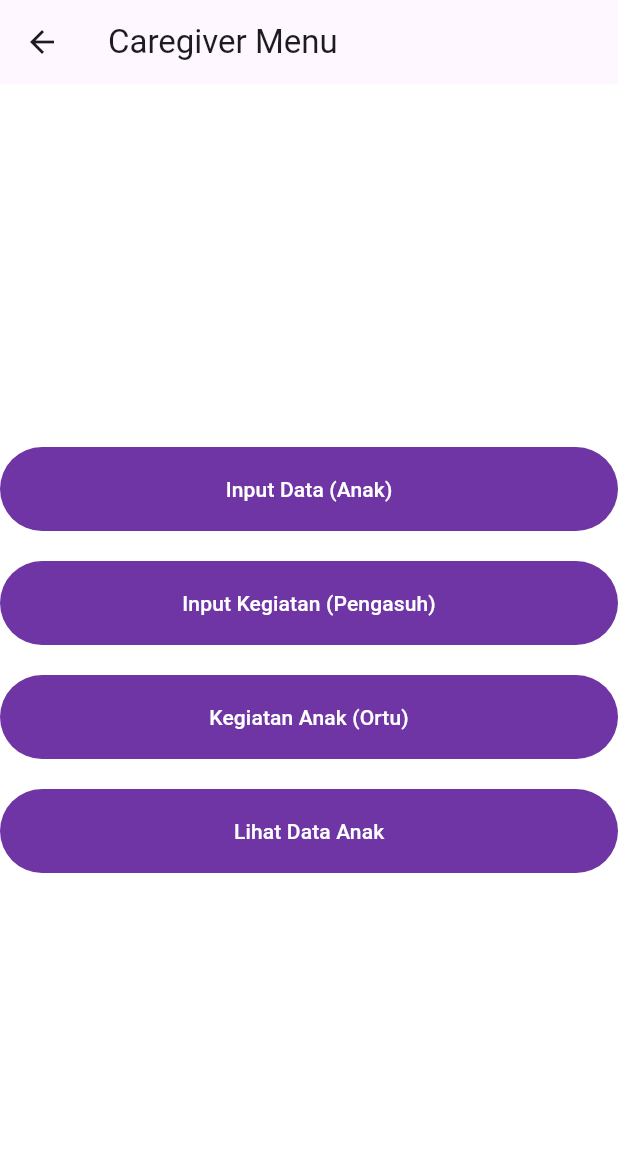
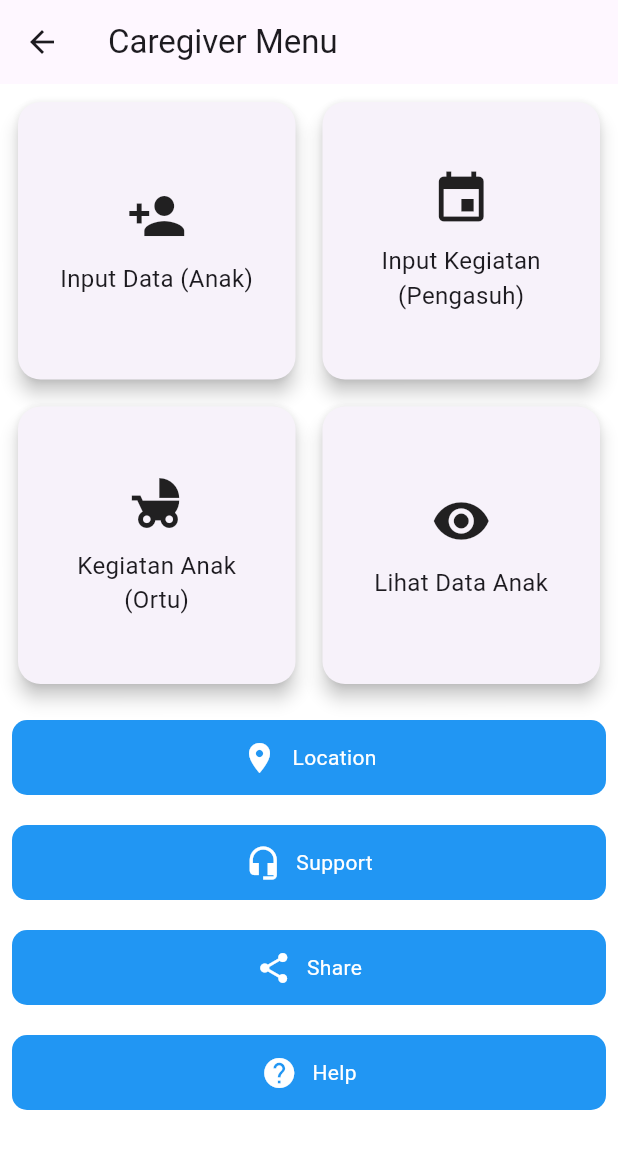
Before and after one commit to KhoirulHusein/daycare, a Flutter app: the CaregiverScreen screen opened directly, on a phone screen of 412 x 824 dp. Shown: the top 1149 px of the screen. Run offline on Flutter 3.47's test engine with Material 3 defaults, Android fonts, the phone set to English and light mode, and no system bars; our stand-ins replace flutter_svg, shared_preferences; accounts and stored records are empty.

Commit message:
feature: creat new menu

```diff
--- a/analysis_options.yaml
+++ b/analysis_options.yaml
@@ -7,6 +7,9 @@
 
 # The following line activates a set of recommended lints for Flutter apps,
 # packages, and plugins designed to encourage good coding practices.
+analyzer:
+  errors:
+    unused_field: ignore
 include: package:flutter_lints/flutter.yaml
 
 linter:
--- a/lib/Menu/menu_caregiver_screen.dart
+++ b/lib/Menu/menu_caregiver_screen.dart
@@ -1,15 +1,32 @@
 // ignore_for_file: library_private_types_in_public_api
 
+import 'package:flutter/material.dart';
+import 'package:shared_preferences/shared_preferences.dart';
+import 'package:daycare_app/models/form_data.dart';
 import 'package:daycare_app/Menu/components/InputData/input_activity_screen.dart';
 import 'package:daycare_app/Menu/components/InputData/input_child_screen.dart';
 import 'package:daycare_app/Menu/components/ScreensData/display_child_activity_screen.dart';
 import 'package:daycare_app/Menu/components/ScreensData/display_child_data_screen.dart';
-import 'package:flutter/material.dart';
-import 'package:shared_preferences/shared_preferences.dart';
-import 'package:daycare_app/models/form_data.dart';
+
+void main() {
+  runApp(MyApp());
+}
+
+class MyApp extends StatelessWidget {
+  @override
+  Widget build(BuildContext context) {
+    return MaterialApp(
+      title: 'Caregiver App',
+      theme: ThemeData(
+        primarySwatch: Colors.blue,
+      ),
+      home: CaregiverScreen(),
+    );
+  }
+}
 
 class CaregiverScreen extends StatefulWidget {
-  const CaregiverScreen({super.key});
+  const CaregiverScreen({Key? key}) : super(key: key);
 
   @override
   _CaregiverScreenState createState() => _CaregiverScreenState();
@@ -63,11 +80,22 @@ class _CaregiverScreenState extends State<CaregiverScreen> {
       appBar: AppBar(
         title: const Text('Caregiver Menu'),
       ),
-      body: Center(
+      body: SingleChildScrollView(
+        child: Padding(
+          padding: const EdgeInsets.all(8.0),
           child: Column(
-          mainAxisAlignment: MainAxisAlignment.center,
+            crossAxisAlignment: CrossAxisAlignment.stretch,
             children: [
-            ElevatedButton(
+              GridView.count(
+                crossAxisCount: 2,
+                crossAxisSpacing: 10,
+                mainAxisSpacing: 10,
+                shrinkWrap: true,
+                physics: NeverScrollableScrollPhysics(),
+                children: [
+                  _buildCard(
+                    title: 'Input Data (Anak)',
+                    icon: Icons.person_add,
                     onPressed: () async {
                       final formData = await Navigator.push(
                         context,
@@ -81,10 +109,10 @@ class _CaregiverScreenState extends State<CaregiverScreen> {
                         await _saveChildDataLocally(formData);
                       }
                     },
-              child: const Text('Input Data (Anak)'),
                   ),
-            const SizedBox(height: 20),
-            ElevatedButton(
+                  _buildCard(
+                    title: 'Input Kegiatan (Pengasuh)',
+                    icon: Icons.event,
                     onPressed: () async {
                       final result = await Navigator.push(
                         context,
@@ -96,10 +124,10 @@ class _CaregiverScreenState extends State<CaregiverScreen> {
                         });
                       }
                     },
-              child: const Text('Input Kegiatan (Pengasuh)'),
                   ),
-            const SizedBox(height: 20),
-            ElevatedButton(
+                  _buildCard(
+                    title: 'Kegiatan Anak (Ortu)',
+                    icon: Icons.child_friendly,
                     onPressed: () {
                       Navigator.push(
                         context,
@@ -111,10 +139,10 @@ class _CaregiverScreenState extends State<CaregiverScreen> {
                         ),
                       );
                     },
-              child: const Text('Kegiatan Anak (Ortu)'),
                   ),
-            const SizedBox(height: 20),
-            ElevatedButton(
+                  _buildCard(
+                    title: 'Lihat Data Anak',
+                    icon: Icons.visibility,
                     onPressed: () {
                       if (_isChildDataSubmitted) {
                         Navigator.push(
@@ -138,11 +166,101 @@ class _CaregiverScreenState extends State<CaregiverScreen> {
                         );
                       }
                     },
-              child: const Text('Lihat Data Anak'),
+                  ),
+                ],
+              ),
+              SizedBox(height: 20),
+              _buildButton(
+                title: 'Location',
+                icon: Icons.location_on,
+                onPressed: () {
+                  // Implementasi aksi ketika tombol Location ditekan
+                },
+              ),
+              SizedBox(height: 20),
+              _buildButton(
+                title: 'Support',
+                icon: Icons.headset_mic,
+                onPressed: () {
+                  // Implementasi aksi ketika tombol Support ditekan
+                },
+              ),
+              SizedBox(height: 20),
+              _buildButton(
+                title: 'Share',
+                icon: Icons.share,
+                onPressed: () {
+                  // Implementasi aksi ketika tombol Share ditekan
+                },
+              ),
+              SizedBox(height: 20),
+              _buildButton(
+                title: 'Help',
+                icon: Icons.help,
+                onPressed: () {
+                  // Implementasi aksi ketika tombol Help ditekan
+                },
+              ),
+            ],
+          ),
+        ),
+      ),
+    );
+  }
+
+  Widget _buildButton({
+    required String title,
+    required IconData icon,
+    required VoidCallback onPressed,
+  }) {
+    return InkWell(
+      onTap: onPressed,
+      child: Container(
+        height: 50.0,
+        decoration: BoxDecoration(
+          color: Colors.blue,
+          borderRadius: BorderRadius.circular(10.0),
+        ),
+        child: Row(
+          mainAxisAlignment: MainAxisAlignment.center,
+          children: [
+            Icon(icon, color: Colors.white),
+            const SizedBox(width: 10),
+            Text(
+              title,
+              style: const TextStyle(fontSize: 14.0, color: Colors.white),
             ),
           ],
         ),
       ),
     );
   }
+
+  Widget _buildCard({required String title, required IconData icon, required VoidCallback onPressed}) {
+    return Card(
+      elevation: 5,
+      shape: RoundedRectangleBorder(
+        borderRadius: BorderRadius.circular(15),
+      ),
+      child: InkWell(
+        onTap: onPressed,
+        borderRadius: BorderRadius.circular(15),
+        child: Padding(
+          padding: const EdgeInsets.all(16.0),
+          child: Column(
+            mainAxisAlignment: MainAxisAlignment.center,
+            children: [
+              Icon(icon, size: 40),
+              const SizedBox(height: 10),
+              Text(
+                title,
+                textAlign: TextAlign.center,
+                style: TextStyle(fontSize: 16),
+              ),
+            ],
+          ),
+        ),
+      ),
+    );
   }
+}
--- a/pubspec.yaml
+++ b/pubspec.yaml
@@ -32,12 +32,14 @@ dependencies:
     sdk: flutter
 
 
+
   # The following adds the Cupertino Icons font to your application.
   # Use with the CupertinoIcons class for iOS style icons.
   cupertino_icons: ^1.0.6
   flutter_svg: ^1.1.0
   intl: ^0.19.0
   shared_preferences: ^2.2.3
+
 
 dev_dependencies:
   flutter_test:
```
Also changed, not shown: lib/Menu/menu_parent_screen.dart (+159 -78 lines), pubspec.lock, 184 other files. Lines whose indentation alone changed are shown as unchanged.
